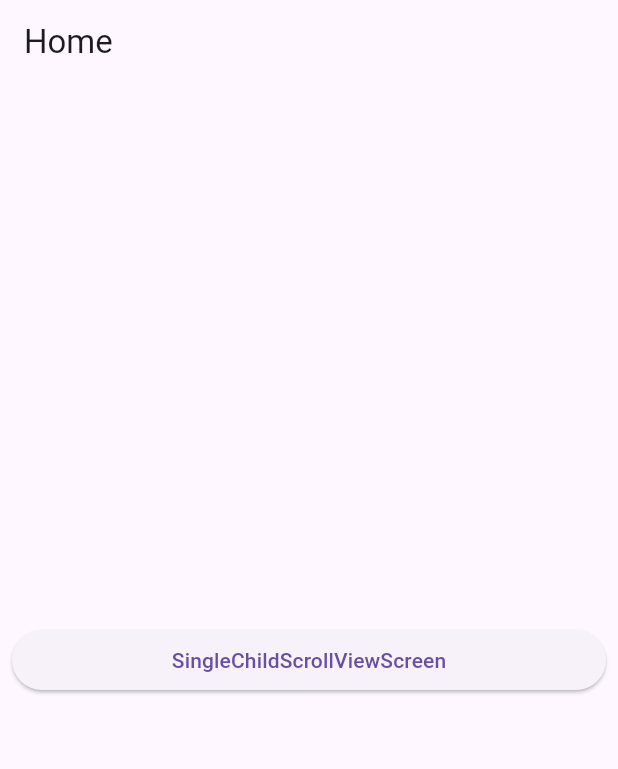
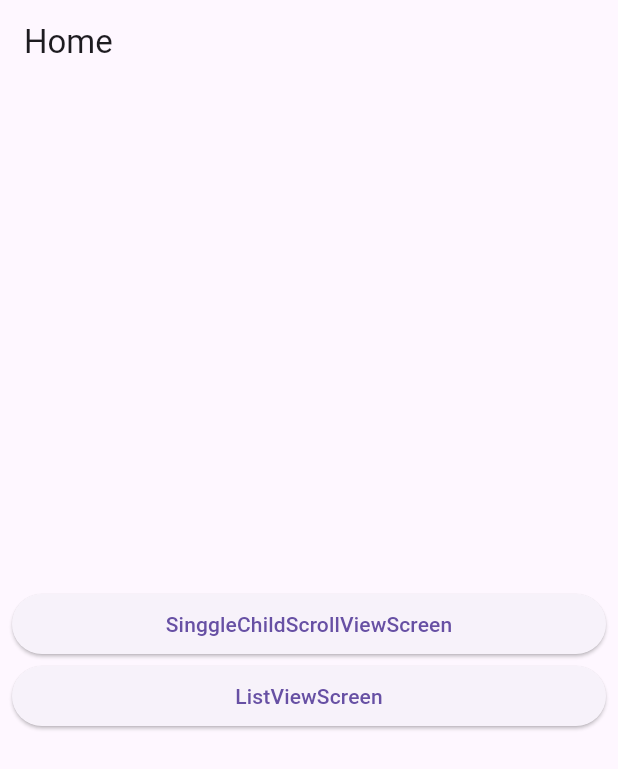
Before and after one commit to iammoong/scrollable_widgets, a Flutter app: the screen it shows after launch, on a phone screen of 412 x 824 dp. Shown: the top 769 px of the screen. Run offline on Flutter 3.47's test engine with Material 3 defaults, Android fonts, the phone set to English and light mode, and no system bars.

Commit message:
ListView 예제

```diff
--- a/lib/screen/home_screen.dart
+++ b/lib/screen/home_screen.dart
@@ -1,9 +1,30 @@
 import 'package:flutter/material.dart';
 import 'package:scrollable_widgets/layout/main_layout.dart';
+import 'package:scrollable_widgets/screen/list_view_screen.dart';
 import 'package:scrollable_widgets/screen/single_child_scroll_view_screen.dart';
 
+class ScreenModel {
+  final WidgetBuilder builder;
+  final String name;
+
+  ScreenModel({
+    required this.builder,
+    required this.name,
+  });
+}
+
 class HomeScreen extends StatelessWidget {
-  const HomeScreen({super.key});
+  final screens =[
+    ScreenModel(
+        builder: (_) => SingleChildScrollViewScreen(),
+        name: 'SinggleChildScrollViewScreen'
+    ),
+    ScreenModel(
+        builder: (_) => ListViewScreen(),
+        name: 'ListViewScreen'
+    )
+  ];
+ HomeScreen({Key? key}):super(key: key);
 
   @override
   Widget build(BuildContext context) {
@@ -14,16 +35,16 @@ class HomeScreen extends StatelessWidget {
           child: Column(
             mainAxisAlignment: MainAxisAlignment.center,
             crossAxisAlignment: CrossAxisAlignment.stretch,
-            children: [
-              ElevatedButton(
-                  onPressed: (){
-                    Navigator.of(context).push(
-                        MaterialPageRoute(builder: (_) => SingleChildScrollViewScreen())
-                    );
-                  },
-                  child: Text('SingleChildScrollViewScreen'),
-              ),
-            ],
+            children: screens.map(
+                    (screen) => ElevatedButton(
+                        onPressed: (){
+                          Navigator.of(context).push(
+                              MaterialPageRoute(builder: screen.builder),
+                          );
+                        },
+                        child: Text(screen.name),
+                    ),
+            ).toList(),
           ),
         ));
   }
```
Also changed, not shown: lib/screen/list_view_screen.dart (added, +49 -0 lines).
